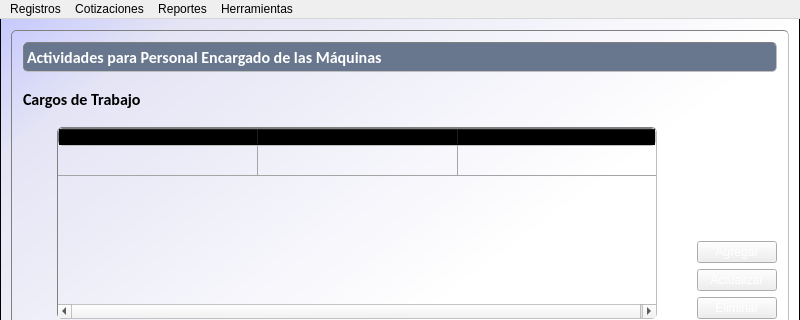
This is cosmec/cosmec.ui in Exxu/cosmec-si as Qt 5 draws it before an edit; both pictures show x 0 to 800 and y 0 to 320 of the 800 by 600 pixel window. The edited form follows.
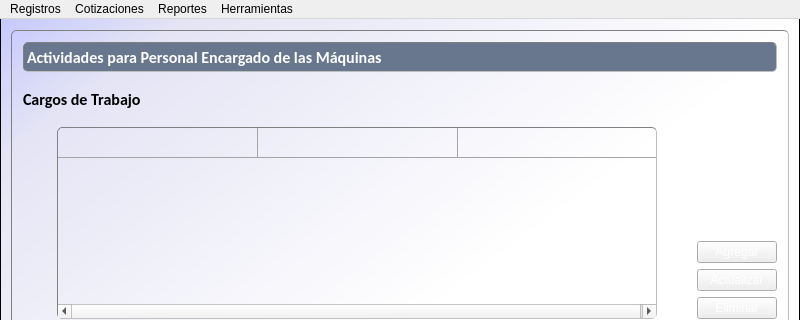
This is the edited form. The open tabs and pages were chosen to show the change. Icons and pictures are not drawn.

Patch:
```diff
--- a/cosmec/cosmec.ui
+++ b/cosmec/cosmec.ui
@@ -1258,7 +1258,7 @@
              <number>3</number>
             </property>
             <attribute name="horizontalHeaderVisible">
-             <bool>true</bool>
+             <bool>false</bool>
             </attribute>
             <attribute name="horizontalHeaderCascadingSectionResizes">
              <bool>false</bool>
```
Left out of the diff: 2 changed lines with no effect on the pictures.
